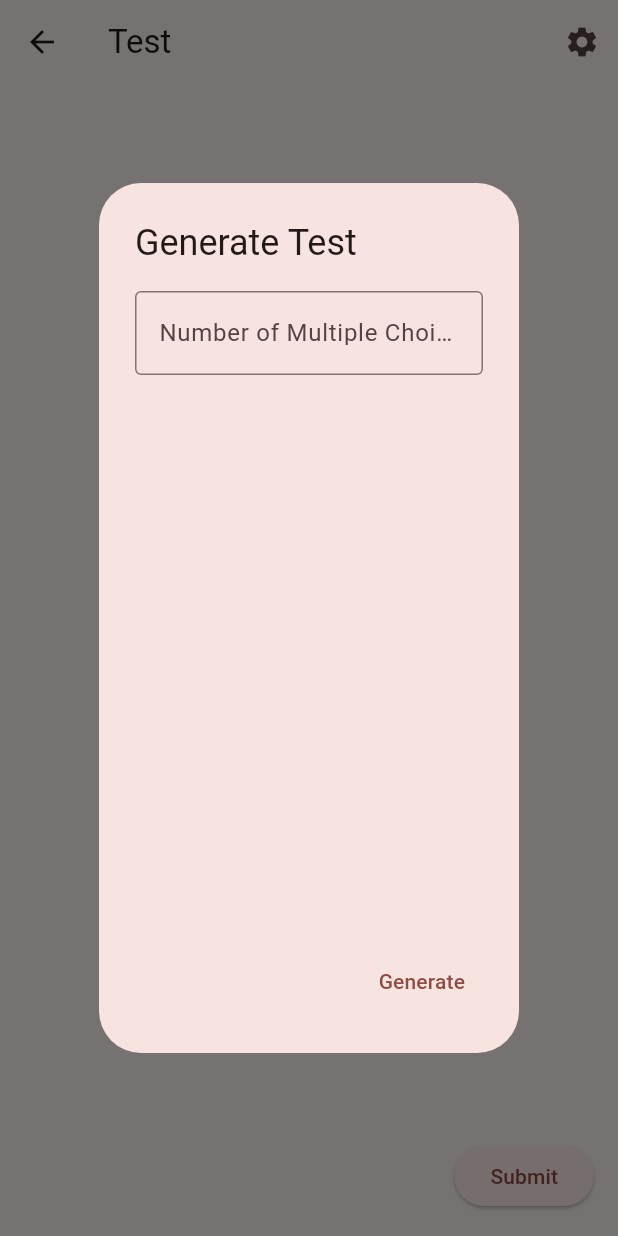
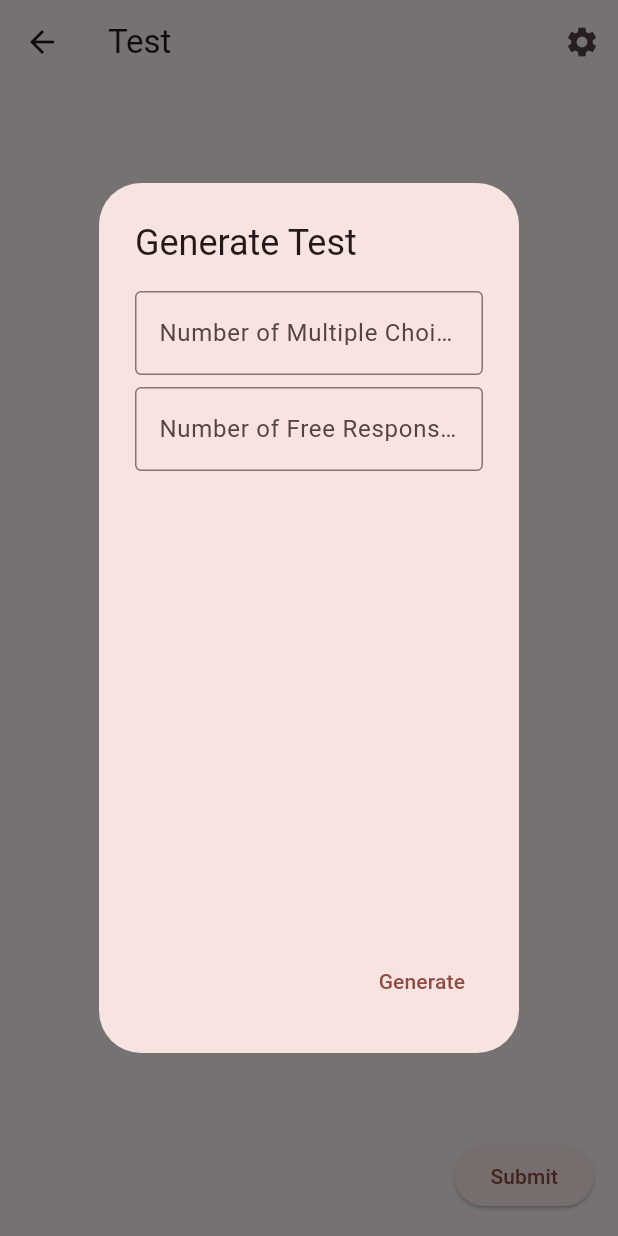
Before and after one commit to tylerashcraft/gamebareru, a Flutter app: the TestPage screen opened directly, after a tap on the "settings" icon, on a phone screen of 412 x 824 dp. Run offline on Flutter 3.47's test engine with Material 3 defaults, Android fonts, the light colour scheme and no system bars; our stand-ins replace flutter_speed_dial.

Commit message:
Add Free Response Questions to Tests

```diff
--- a/lib/pages/testpage.dart
+++ b/lib/pages/testpage.dart
@@ -2,6 +2,7 @@ import 'dart:collection';
 import 'dart:math';
 
 import 'package:flutter/material.dart';
+import 'package:gamebareru/questions/free_response_question.dart';
 import 'package:gamebareru/questions/multiple_choice_question.dart';
 import 'package:gamebareru/questions/question.dart';
 import 'package:gamebareru/pages/homepage.dart';
@@ -17,6 +18,7 @@ class _TestPageState extends State<TestPage> {
   final HashMap<String, String> _map = HashMap();
   List<Question> _questions = List.empty(growable: true);
   int _multipleChoiceQuestionsCount = 0;
+  int _freeResponseQuestionsCount = 0;
   int _score = -1;
 
   @override
@@ -50,7 +52,11 @@ class _TestPageState extends State<TestPage> {
     List<String> terms = List.of(_map.keys);
     List<String> definitions = List.of(_map.values);
 
-    for (int i = 0; i < _multipleChoiceQuestionsCount && terms.isNotEmpty; i++) {
+    for (int i = 0; i < _multipleChoiceQuestionsCount; i++) {
+      if (terms.isEmpty) {
+        terms = List.of(_map.keys);
+      }
+
       String term = terms.removeAt(random.nextInt(terms.length));
       String definition = _map[term]!;
       List<String> answerChoices = List.empty(growable: true);
@@ -68,6 +74,15 @@ class _TestPageState extends State<TestPage> {
       definitions.add(definition);
 
       _questions.add(MultipleChoiceQuestion(term, definition, answerChoices));
+    }
+
+    for (int i = 0; i < _freeResponseQuestionsCount; i++) {
+      if (terms.isEmpty) {
+        terms = List.of(_map.keys);
+      }
+
+      String term = terms.removeAt(random.nextInt(terms.length));
+      _questions.add(FreeResponseQuestion(term, _map[term]!));
     }
 
     setState(() {});
@@ -99,6 +114,15 @@ class _TestPageState extends State<TestPage> {
                           border: OutlineInputBorder()
                         ),
                       ),
+                      const SizedBox(height: 8.0),
+                      TextField(
+                        keyboardType: TextInputType.number,
+                        onChanged: (String input) => _freeResponseQuestionsCount = int.tryParse(input) ?? 0,
+                        decoration: const InputDecoration(
+                          labelText: 'Number of Free Response Questions',
+                          border: OutlineInputBorder()
+                        ),
+                      ),
                     ],
                   ),
                 ),
@@ -117,8 +141,10 @@ class _TestPageState extends State<TestPage> {
           )
         ],
       ),
-      body: ListView(
-        children: _questions,
+      body: ListView.separated(
+        itemCount: _questions.length,
+        itemBuilder: (BuildContext context, int index) => _questions[index],
+        separatorBuilder: (BuildContext context, int index) => const SizedBox(height: 8.0),
       ),
       floatingActionButton: ElevatedButton(
         onPressed: submit,
```
Also changed, not shown: lib/pages/flashcardspage.dart (+6 -6 lines), lib/questions/free_response_question.dart (added, +62 -0 lines).
